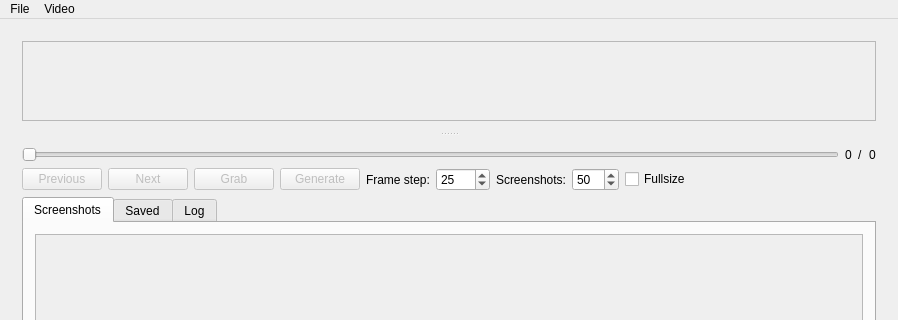
The window that mainwindow.ui (labyrinthofdreams/screenpicker) describes before a commit, drawn with Qt 5; both pictures show x 0 to 898 and y 0 to 320 of the 898 by 521 pixel window.
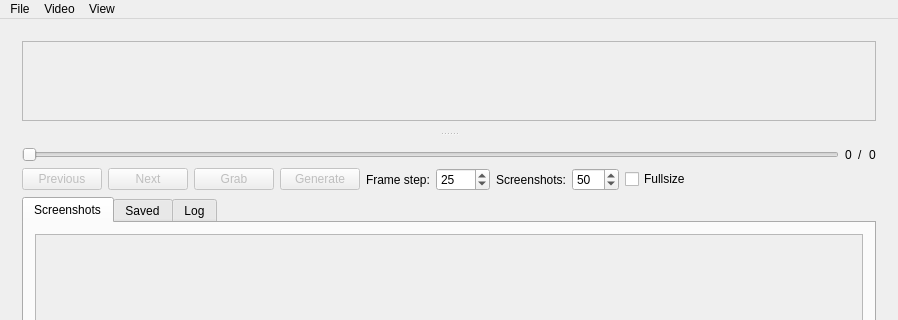
The same window after the commit. Custom widgets are drawn as their Qt base class.

```diff
--- a/mainwindow.ui
+++ b/mainwindow.ui
@@ -452,8 +452,15 @@
     <addaction name="separator"/>
     <addaction name="actionAvisynth_Script_Editor"/>
    </widget>
+   <widget class="QMenu" name="menuView">
+    <property name="title">
+     <string>View</string>
+    </property>
+    <addaction name="actionOptions"/>
+   </widget>
    <addaction name="menuFile"/>
    <addaction name="menuVideo"/>
+   <addaction name="menuView"/>
   </widget>
   <widget class="QStatusBar" name="statusBar"/>
   <action name="actionOpen">
```
Left out of the diff: 5 changed lines with no effect on the pictures.
